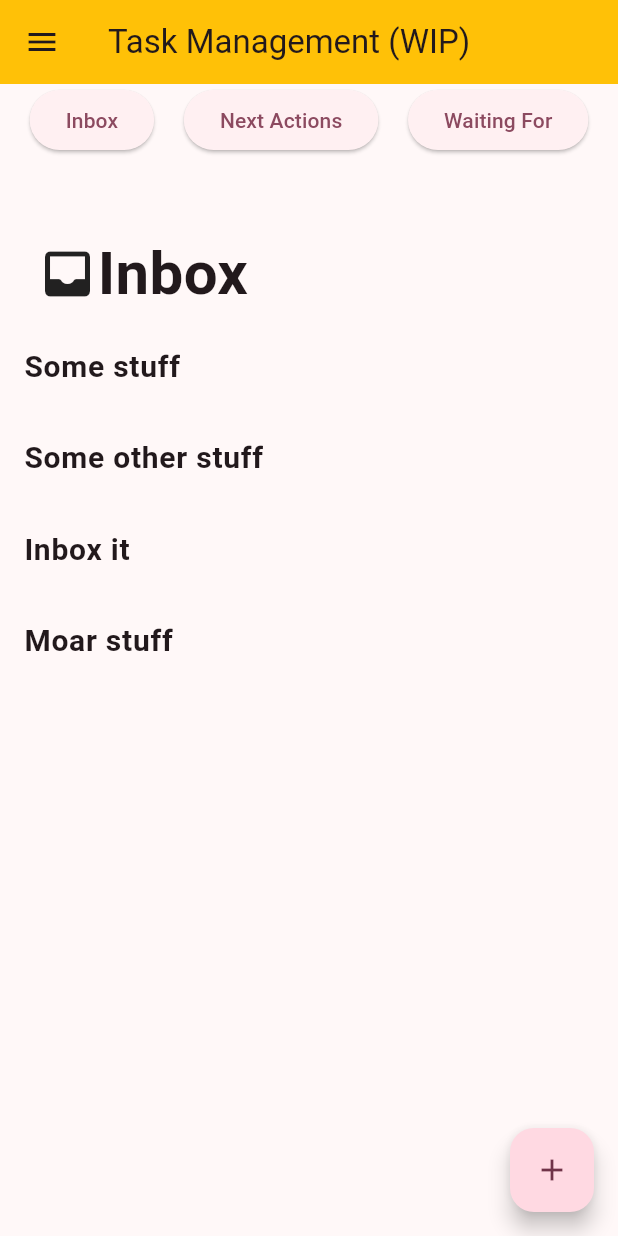
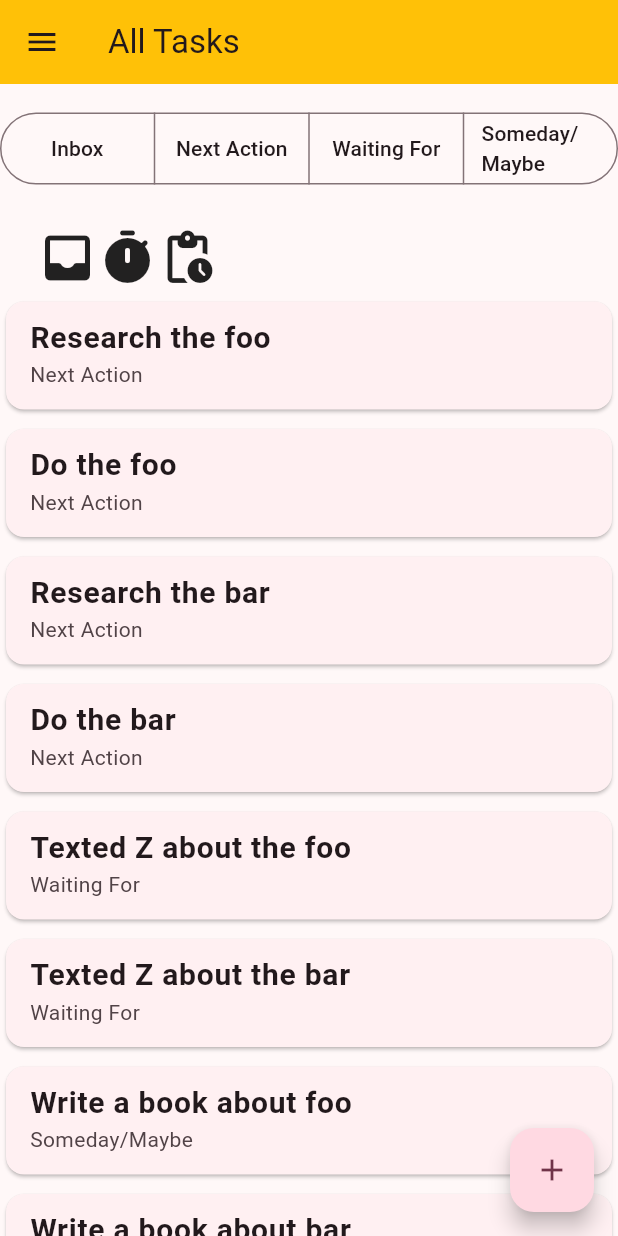
Before and after one commit to KyleBarton/task_manager, a Flutter app: the screen it shows after launch, on a phone screen of 412 x 824 dp. Run offline on Flutter 3.47's test engine with Material 3 defaults, Android fonts, the phone set to English and light mode, and no system bars.

Commit message:
Move to segmentedbutton for multi-task selection, and a scrollable view.

```diff
--- a/lib/main.dart
+++ b/lib/main.dart
@@ -29,14 +29,13 @@ class MyApp extends StatelessWidget {
       theme: ThemeData(
         colorScheme: ColorScheme.fromSeed(seedColor: Colors.black),
       ),
-      home: const MyHomePage(title: 'Task Management (WIP)'),
+      home: const MyHomePage(),
     );
   }
 }
 
 class MyHomePage extends StatefulWidget {
-  const MyHomePage({super.key, required this.title});
-  final String title;
+  const MyHomePage({super.key});
 
   @override
   State<MyHomePage> createState() => _MyHomePageState();
@@ -48,8 +47,7 @@ class _MyHomePageState extends State<MyHomePage> {
 
   List<ProjectNavOption> _projects = [];
   List<TaskItem> _activeTasks = [];
-
-  var _viewStatus = TaskStatus.inbox;
+  Set<TaskStatus> _activeStatuses = {};
 
   @override
   void initState() {
@@ -60,9 +58,7 @@ class _MyHomePageState extends State<MyHomePage> {
 
     _activeTasks = taskItemRepository
         .getAll()
-        .expect()
-        .where((item) => item.status == _viewStatus).toList();
-
+        .expect();
 
     _projects = taskItemRepository.getAll().expect()
         .map((t) => t.project)
@@ -85,19 +81,11 @@ class _MyHomePageState extends State<MyHomePage> {
     TaskStatus.nextAction: Icons.pending_actions_rounded,
   };
 
-  Center _centerContent() {
-    var titleRowName = statusTitles[_viewStatus] ?? "Inbox";
-    var titleRowIcon = statusIcons[_viewStatus] ?? Icons.inbox_rounded;
-    return Center(
-      child: Column(
-        mainAxisAlignment: MainAxisAlignment.center,
+  Widget _taskListView() {
+    return Expanded(
+        child: ListView(
+          shrinkWrap: true,
           children: <Widget>[
-          Row(children: [
-            // TODO probably want to solve this with containers in actuality
-            SizedBox(width: 25),
-            Icon(titleRowIcon, size: 40,),
-            Text(titleRowName, style: TextStyle(fontSize: 40, fontWeight: FontWeight.bold),)
-          ],),
             ..._activeTasks.map((item) =>
                 Column(
                   children: [
@@ -106,7 +94,7 @@ class _MyHomePageState extends State<MyHomePage> {
                     // https://api.flutter.dev/flutter/material/ListTile-class.html
                     Hero(
                         tag: "hero-item-id-${item.id}",
-                      child: Material(
+                        child: Card(
                           child: ListTile(
                             title: Text(item.title,
                               style: TextStyle(
@@ -114,6 +102,7 @@ class _MyHomePageState extends State<MyHomePage> {
                                 fontSize: 20,
                               ),
                             ),
+                            subtitle: Text(item.status.toString()),
                             onTap: () async {
                               final updated = await Navigator.push(context, MaterialPageRoute(builder: (context) => TaskItemPage(taskItem: item)));
                               if (updated == true) {
@@ -129,25 +118,8 @@ class _MyHomePageState extends State<MyHomePage> {
                 )
             ),
           ],
-      ),
+        )
     );
-  }
-
-  void _viewInbox() {
-    setState(() {
-      _viewStatus = TaskStatus.inbox;
-    });
-  }
-  void _viewNextActions() {
-    setState(() {
-      _viewStatus = TaskStatus.nextAction;
-    });
-  }
-
-  void _viewWaitingFor() {
-    setState(() {
-      _viewStatus = TaskStatus.waitingFor;
-    });
   }
 
   @override
@@ -174,9 +146,11 @@ class _MyHomePageState extends State<MyHomePage> {
       // Gotta call it again because I've changed _projectName. Ugh
     }
 
+    // TODO order by: inbox, nextAction, waitingFor, someday/Maybe
+    // TODO order by project as well?
     _activeTasks = taskItemRepository.getAll()
         .expect()
-        .where((item) => item.status == _viewStatus)
+        .where((item) => _activeStatuses.contains(item.status) || _activeStatuses.isEmpty)
         .where((item) => item.project == _projectName || _projectName == null).toList();
   }
 
@@ -220,11 +194,18 @@ class _MyHomePageState extends State<MyHomePage> {
 
   @override
   Widget build(BuildContext context) {
+    var titleRowIcons = _activeStatuses.map((status) => statusIcons[status]).where((s) => s != null).toList();
+    if (_activeStatuses.isEmpty) {
+      titleRowIcons = statusIcons.values.toList();
+    }
+
+    var pageTitle = _projectName ?? "All Tasks";
+
     return Scaffold(
       key: _scaffoldKey,
       appBar: AppBar(
         backgroundColor: Colors.amber,
-        title: Text(widget.title),
+        title: Text(pageTitle),
       ),
       drawer: ProjectNavDrawer(
           screenIndex: _screenIndex,
@@ -233,22 +214,44 @@ class _MyHomePageState extends State<MyHomePage> {
       ),
       body: Column(
         children: [
+          SizedBox(height: 15),
+          SegmentedButton<TaskStatus>(
+            onSelectionChanged: (Set<TaskStatus> newSelection) {
+              setState(() {
+                _activeStatuses = newSelection;
+              });
+            },
+            segments: [
+              ButtonSegment(
+                value: TaskStatus.inbox,
+                label: Text(TaskStatus.inbox.toString()),
+              ),
+              ButtonSegment(
+                value: TaskStatus.nextAction,
+                label: Text(TaskStatus.nextAction.toString()),
+              ),
+              ButtonSegment(
+                value: TaskStatus.waitingFor,
+                label: Text(TaskStatus.waitingFor.toString()),
+              ),
+              ButtonSegment(
+                value: TaskStatus.somedayMaybe,
+                label: Text(TaskStatus.somedayMaybe.toString()),
+              ),
+            ],
+            selected: _activeStatuses,
+            emptySelectionAllowed: true,
+            multiSelectionEnabled: true,
+          ),
+          SizedBox(height: 25),
           Row(
-            mainAxisAlignment: MainAxisAlignment.spaceEvenly,
             children: [
-              ElevatedButton(
-                  onPressed: _viewInbox,
-                  child: Text("Inbox")),
-              ElevatedButton(
-                  onPressed: _viewNextActions,
-                  child: Text("Next Actions")),
-              ElevatedButton(
-                  onPressed: _viewWaitingFor,
-                  child: Text("Waiting For")),
-            ],
+            // TODO probably want to solve this with containers in actuality
+            SizedBox(width: 25),
+            ...titleRowIcons.map((titleRowIcon) => Icon(titleRowIcon, size: 40,)),
+            ]
           ),
-          SizedBox(height: 50),
-          _centerContent(),
+          _taskListView(),
         ],
       ),
       floatingActionButton: FloatingActionButton(
--- a/lib/task_item.dart
+++ b/lib/task_item.dart
@@ -3,7 +3,18 @@ enum TaskStatus {
   nextAction,
   waitingFor,
   somedayMaybe,
-  done,
+  done;
+
+  @override
+  String toString() {
+    switch (this) {
+      case TaskStatus.inbox: return "Inbox";
+      case TaskStatus.nextAction: return "Next Action";
+      case TaskStatus.waitingFor: return "Waiting For";
+      case TaskStatus.somedayMaybe: return "Someday/Maybe";
+      case TaskStatus.done: return "Done";
+      }
+  }
 }
 
 class TaskItem {
--- a/lib/task_item_page.dart
+++ b/lib/task_item_page.dart
@@ -29,6 +29,24 @@ class TaskItemPage extends StatelessWidget {
       ),
       body: Column(
         children: [
+          SegmentedButton<TaskStatus>(segments: [
+            ButtonSegment(
+              value: TaskStatus.inbox,
+              label: Text(TaskStatus.inbox.toString()),
+            ),
+            ButtonSegment(
+              value: TaskStatus.nextAction,
+              label: Text(TaskStatus.nextAction.toString()),
+            ),
+            ButtonSegment(
+              value: TaskStatus.waitingFor,
+              label: Text(TaskStatus.waitingFor.toString()),
+            ),
+            ButtonSegment(
+              value: TaskStatus.somedayMaybe,
+              label: Text(TaskStatus.somedayMaybe.toString()),
+            ),
+          ], selected: {TaskStatus.inbox}),
           TextField(
             controller: itemContentController,
             decoration: const InputDecoration(labelText: "Content"),
```
Lines whose indentation alone changed are shown as unchanged.
